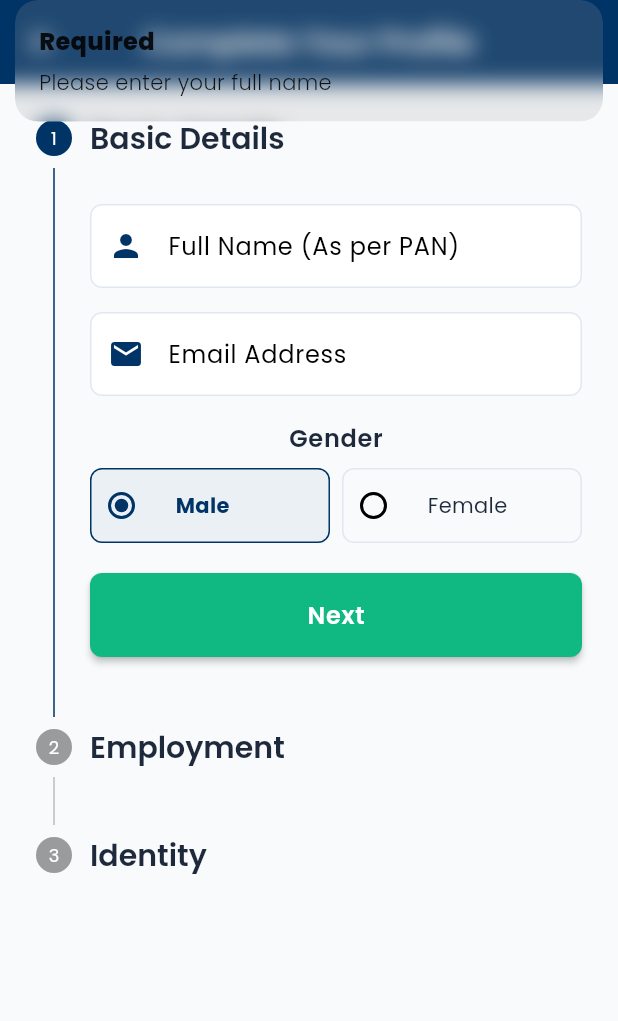
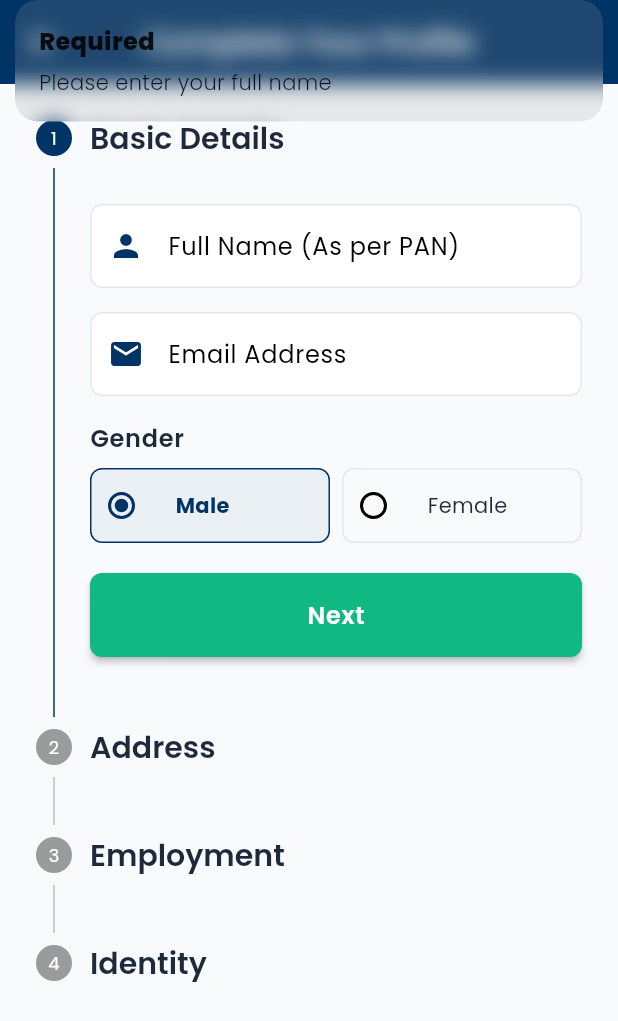
Before and after one commit to srujanyadav-hyp/credbuddhaMY, a Flutter app: the ProfileScreen screen opened by its route, after a tap on "Next", on a phone screen of 412 x 824 dp. Shown: the top 1021 px of the screen. Run offline on Flutter 3.47's test engine with Material 3 defaults, Android fonts, the phone set to English and light mode, and no system bars; our stand-ins replace dio, flutter_animate, geocoding, geolocator, get, get_storage and 3 more; accounts and stored records are empty.

Commit message:
adding the location finder with auto filling location and can also edit the location

```diff
--- a/lib/features/home/screens/home_screen.dart
+++ b/lib/features/home/screens/home_screen.dart
@@ -16,7 +16,9 @@ class HomeScreen extends StatelessWidget {
       appBar: AppBar(
         backgroundColor: Colors.white,
         elevation: 0,
+        centerTitle: false,
         title: Column(
+          // mainAxisAlignment: MainAxisAlignment.center,
           crossAxisAlignment: CrossAxisAlignment.start,
           children: [
             Text(
--- a/lib/features/profile/controller/profile_controller.dart
+++ b/lib/features/profile/controller/profile_controller.dart
@@ -1,57 +1,103 @@
 import 'package:flutter/material.dart';
 import 'package:get/get.dart';
+import 'package:get_storage/get_storage.dart'; // 1. IMPORT THIS
 import '../data/profile_repository.dart';
 import '../../../core/router/app_routes.dart';
+import 'package:geocoding/geocoding.dart';
+import 'package:geolocator/geolocator.dart';
 
 class ProfileController extends GetxController {
   final ProfileRepository _repo = ProfileRepository();
 
+  @override
+  void onInit() {
+    super.onInit();
+    checkIfEditing();
+  }
+
   // OBSERVABLES (State)
   var isLoading = false.obs;
-  var currentStep = 0.obs; // To control the Stepper (Step 1, Step 2...)
+  var currentStep = 0.obs;
   var selectedGender = "Male".obs;
+
   // TEXT CONTROLLERS
   final nameController = TextEditingController();
   final emailController = TextEditingController();
   final panController = TextEditingController();
   final salaryController = TextEditingController();
+
   var userProfile = <String, dynamic>{}.obs;
   var isLoadingProfile = true.obs;
+  final addressController = TextEditingController();
+  final cityController = TextEditingController();
+  final stateController = TextEditingController();
+  final pincodeController = TextEditingController();
+
   // SELECTIONS
-  var selectedEmployment = "Salaried".obs; // Default
+  var selectedEmployment = "Salaried".obs;
+
+  // --- LOGOUT FUNCTION (NEW) ---
+  void logout() {
+    final storage = GetStorage();
+    storage.erase(); // 1. Clear all local data (User, Token, etc.)
+    Get.offAllNamed(Routes.LOGIN); // 2. Navigate to Login (Remove history)
+  }
+  // -----------------------------
+
+  void checkIfEditing() {
+    if (userProfile.isNotEmpty) {
+      nameController.text = userProfile['full_name'] ?? "";
+      emailController.text = userProfile['email'] ?? "";
+      panController.text = userProfile['pan_number'] ?? "";
+
+      if (userProfile['monthly_income'] != null) {
+        salaryController.text = userProfile['monthly_income'].toString();
+      }
+
+      if (userProfile['employment_type'] != null) {
+        selectedEmployment.value = userProfile['employment_type'];
+      }
+
+      if (userProfile['gender'] != null) {
+        selectedGender.value = userProfile['gender'];
+      }
+    }
+  }
+
+  void enableEditMode() {
+    checkIfEditing();
+    Get.toNamed(Routes.PROFILE_CREATE);
+  }
 
   void goNext() {
-    // --- VALIDATION FOR STEP 1 (Basic Details) ---
+    // STEP 1 VALIDATION
     if (currentStep.value == 0) {
       if (nameController.text.isEmpty) {
         Get.snackbar("Required", "Please enter your full name");
         return;
       }
 
-      // Strict Email Validation
       final emailRegex = RegExp(r'^[\w-\.]+@([\w-]+\.)+[\w-]{2,4}$');
-      if (!emailRegex.hasMatch(emailController.text.trim())) {
-        Get.snackbar(
-          "Invalid Email",
-          "Please enter a valid email (e.g. john@gmail.com)",
-        );
-        return; // STOP HERE! Do not move to Step 2
+      if (!emailRegex.hasMatch(emailController.text.trim()) ||
+          !emailController.text.trim().endsWith("@gmail.com")) {
+        Get.snackbar("Invalid Email", "Please enter a valid email");
+        return;
       }
     }
 
-    // --- VALIDATION FOR STEP 2 (Employment) ---
+    // STEP 2 VALIDATION
     if (currentStep.value == 1) {
       if (salaryController.text.isEmpty) {
         Get.snackbar("Required", "Please enter your income");
-        return; // STOP HERE!
+        return;
       }
     }
 
-    // --- MOVE LOGIC ---
+    // MOVE LOGIC
     if (currentStep.value < 2) {
-      currentStep.value++; // Move to next step
+      currentStep.value++;
     } else {
-      submitProfile(); // Final Step -> Submit
+      submitProfile();
     }
   }
 
@@ -65,17 +111,15 @@ class ProfileController extends GetxController {
       return;
     }
 
-    // 2. EMAIL VALIDATION (Strict)
     final emailRegex = RegExp(r'^[\w-\.]+@([\w-]+\.)+[\w-]{2,4}$');
-    if (!emailRegex.hasMatch(emailController.text.trim())) {
+    if (!emailRegex.hasMatch(emailController.text.trim()) ||
+        !emailController.text.trim().endsWith("@gmail.com")) {
       Get.snackbar("Invalid Email", "Please enter a valid email address");
       return;
     }
 
-    // --- STRICT PAN VALIDATION START ---
-    String pan = panController.text.trim().toUpperCase(); // Force Uppercase
-    isLoading.value = true;
-
+    // PAN Validation
+    String pan = panController.text.trim().toUpperCase();
     final panRegex = RegExp(r'^[A-Z]{5}[0-9]{4}[A-Z]{1}$');
 
     if (!panRegex.hasMatch(pan)) {
@@ -86,27 +130,31 @@ class ProfileController extends GetxController {
         colorText: Colors.white,
         snackPosition: SnackPosition.BOTTOM,
       );
-      return; // STOP HERE
+      return;
     }
 
     isLoading.value = true;
 
     try {
-      // 2. Prepare Data
       final data = {
         "full_name": nameController.text,
         "email": emailController.text,
         "gender": selectedGender.value,
-        "pan_number": pan, // PAN is always Uppercase
+        "pan_number": pan,
         "monthly_income": double.tryParse(salaryController.text) ?? 0,
         "employment_type": selectedEmployment.value,
       };
 
-      // 3. Call API
       await _repo.updateProfile(data);
 
-      // 4. Success -> Go to Dashboard
-      Get.snackbar("Success", "Profile Created Successfully!");
+      Get.snackbar(
+        "Success",
+        "Profile Updated Successfully!",
+        backgroundColor: Colors.green,
+        colorText: Colors.white,
+      );
+
+      // Navigate to Home
       Get.offAllNamed(Routes.HOME);
     } catch (e) {
       Get.snackbar("Error", e.toString().replaceAll("Exception: ", ""));
@@ -121,16 +169,60 @@ class ProfileController extends GetxController {
       final data = await _repo.getProfile();
       userProfile.value = data;
 
-      // OPTIONAL: Pre-fill the form fields in case they want to edit immediately
       nameController.text = data['full_name'] ?? "";
       emailController.text = data['email'] ?? "";
       panController.text = data['pan_number'] ?? "";
       salaryController.text = (data['monthly_income'] ?? 0).toString();
       selectedEmployment.value = data['employment_type'] ?? "Salaried";
+      if (data['gender'] != null) selectedGender.value = data['gender'];
     } catch (e) {
       print("Error loading profile: $e");
     } finally {
       isLoadingProfile.value = false;
     }
   }
+
+  // --- NEW: AUTO-FILL ADDRESS FUNCTION ---
+  Future<void> fetchCurrentAddress() async {
+    isLoading.value = true;
+    try {
+      // 1. Check Permission
+      LocationPermission permission = await Geolocator.checkPermission();
+      if (permission == LocationPermission.denied) {
+        permission = await Geolocator.requestPermission();
+        if (permission == LocationPermission.denied) {
+          Get.snackbar("Permission Denied", "Location permission is required.");
+          isLoading.value = false;
+          return;
+        }
+      }
+
+      // 2. Get GPS Position
+      Position position = await Geolocator.getCurrentPosition(
+        desiredAccuracy: LocationAccuracy.high,
+      );
+
+      // 3. Convert GPS -> Address (Reverse Geocoding)
+      List<Placemark> placemarks = await placemarkFromCoordinates(
+        position.latitude,
+        position.longitude,
+      );
+
+      if (placemarks.isNotEmpty) {
+        Placemark place = placemarks[0];
+
+        // 4. Auto-Fill the Text Fields
+        addressController.text = "${place.street}, ${place.subLocality}";
+        cityController.text = place.locality ?? "";
+        stateController.text = place.administrativeArea ?? "";
+        pincodeController.text = place.postalCode ?? "";
+
+        Get.snackbar("Success", "Address fetched: ${place.locality}");
+      }
+    } catch (e) {
+      Get.snackbar("Error", "Could not fetch location: $e");
+    } finally {
+      isLoading.value = false;
+    }
+  }
 }
--- a/lib/features/profile/screen/profile_screen.dart
+++ b/lib/features/profile/screen/profile_screen.dart
@@ -1,13 +1,9 @@
-import 'package:credbuddha/core/utils/formatter.dart';
 import 'package:flutter/material.dart';
 import 'package:get/get.dart';
 import '../controller/profile_controller.dart';
-// IMPORT YOUR THEME FILES
 import '../../../core/theme/app_colors.dart';
 import '../../../core/theme/app_dimensions.dart';
-// import '../../../core/theme/app_typography.dart'; // Accessed via Theme.of(context)
-
-// Improt your custom Widgets
+import '../../../core/utils/formatter.dart';
 import "../../../shared/widgets/custom_text_field.dart";
 import '../../../shared/widgets/custom_radio_tile.dart';
 
@@ -17,24 +13,17 @@ class ProfileScreen extends StatelessWidget {
   @override
   Widget build(BuildContext context) {
     final controller = Get.put(ProfileController());
-    final theme = Theme.of(context); // Access global theme
+    final theme = Theme.of(context);
 
     return Scaffold(
-      // Use theme background (AppColors.background)
       backgroundColor: theme.scaffoldBackgroundColor,
-
-      appBar: AppBar(
-        title: const Text("Complete Your Profile"),
-        // The rest is handled by AppTheme.appBarTheme automatically!
-      ),
-
+      appBar: AppBar(title: const Text("Complete Your Profile")),
       body: Obx(() {
         if (controller.isLoading.value) {
           return const Center(child: CircularProgressIndicator());
         }
 
         return Theme(
-          // We override the ColorScheme just for the Stepper to match our AppColors
           data: theme.copyWith(
             colorScheme: theme.colorScheme.copyWith(
               primary: AppColors.primary,
@@ -45,7 +34,7 @@ class ProfileScreen extends StatelessWidget {
             type: StepperType.vertical,
             currentStep: controller.currentStep.value,
 
-            // Standard App Padding
+            // Custom Button Builder
             controlsBuilder: (context, details) {
               return Padding(
                 padding: const EdgeInsets.only(top: AppDimens.p20),
@@ -54,9 +43,9 @@ class ProfileScreen extends StatelessWidget {
                     Expanded(
                       child: ElevatedButton(
                         onPressed: details.onStepContinue,
-                        // Button style comes from AppTheme, but we can override text
+                        // Update: Check for Step 3 (Identity) for "Submit"
                         child: Text(
-                          controller.currentStep.value == 2 ? "Submit" : "Next",
+                          controller.currentStep.value == 3 ? "Submit" : "Next",
                         ),
                       ),
                     ),
@@ -89,14 +78,7 @@ class ProfileScreen extends StatelessWidget {
               );
             },
 
-            onStepContinue: () {
-              // if (controller.currentStep.value < 2) {
-              //   controller.currentStep.value++;
-              // } else {
-              //   controller.submitProfile();
-              // }
-              controller.goNext();
-            },
+            onStepContinue: () => controller.goNext(),
             onStepCancel: () {
               if (controller.currentStep.value > 0) {
                 controller.currentStep.value--;
@@ -104,7 +86,7 @@ class ProfileScreen extends StatelessWidget {
             },
 
             steps: [
-              // --- STEP 1: BASIC DETAILS ---
+              // --- STEP 1: BASIC DETAILS (Index 0) ---
               Step(
                 title: Text("Basic Details", style: theme.textTheme.titleLarge),
                 content: Column(
@@ -123,10 +105,13 @@ class ProfileScreen extends StatelessWidget {
                       keyboardType: TextInputType.emailAddress,
                     ),
                     const SizedBox(height: AppDimens.p16),
-                    Text(
-                      "Gender",
-                      style: theme.textTheme.bodyLarge?.copyWith(
-                        fontWeight: FontWeight.w600,
+                    Align(
+                      alignment: Alignment.centerLeft,
+                      child: Text(
+                        "Gender",
+                        style: theme.textTheme.bodyLarge?.copyWith(
+                          fontWeight: FontWeight.w600,
+                        ),
                       ),
                     ),
                     const SizedBox(height: 8),
@@ -159,7 +144,79 @@ class ProfileScreen extends StatelessWidget {
                     : StepState.indexed,
               ),
 
-              // ----Step 2: Employment deatils ----
+              // --- STEP 2: ADDRESS (Index 1) ---
+              Step(
+                title: Text("Address", style: theme.textTheme.titleLarge),
+                content: Column(
+                  children: [
+                    const SizedBox(height: AppDimens.p8),
+
+                    // Location Button
+                    Center(
+                      child: TextButton.icon(
+                        onPressed: () => controller.fetchCurrentAddress(),
+                        icon: const Icon(
+                          Icons.my_location,
+                          color: AppColors.primary,
+                        ),
+                        label: const Text(
+                          "Use Current Location",
+                          style: TextStyle(color: AppColors.primary),
+                        ),
+                        style: TextButton.styleFrom(
+                          backgroundColor: AppColors.primary.withOpacity(0.1),
+                          padding: const EdgeInsets.symmetric(
+                            horizontal: 20,
+                            vertical: 10,
+                          ),
+                        ),
+                      ),
+                    ),
+                    const SizedBox(height: 16),
+
+                    // Fields
+                    CustomTextField(
+                      label: "Full Address",
+                      controller: controller.addressController,
+                      icon: Icons.home,
+                    ),
+                    const SizedBox(height: 16),
+
+                    Row(
+                      children: [
+                        Expanded(
+                          child: CustomTextField(
+                            label: "City",
+                            controller: controller.cityController,
+                            icon: Icons.location_city,
+                          ),
+                        ),
+                        const SizedBox(width: 16),
+                        Expanded(
+                          child: CustomTextField(
+                            label: "Pincode",
+                            controller: controller.pincodeController,
+                            icon: Icons.pin_drop,
+                            isNumber: true,
+                          ),
+                        ),
+                      ],
+                    ),
+                    const SizedBox(height: 16),
+                    CustomTextField(
+                      label: "State",
+                      controller: controller.stateController,
+                      icon: Icons.map,
+                    ),
+                  ],
+                ),
+                isActive: controller.currentStep.value >= 1,
+                state: controller.currentStep.value > 1
+                    ? StepState.complete
+                    : StepState.indexed,
+              ),
+
+              // --- STEP 3: EMPLOYMENT (Index 2) ---
               Step(
                 title: Text("Employment", style: theme.textTheme.titleLarge),
                 content: Column(
@@ -174,7 +231,6 @@ class ProfileScreen extends StatelessWidget {
                     ),
                     const SizedBox(height: AppDimens.p8),
 
-                    // UPDATED: Using Wrap to fit multiple options
                     Obx(
                       () => Column(
                         children: [
@@ -223,10 +279,8 @@ class ProfileScreen extends StatelessWidget {
 
                     const SizedBox(height: AppDimens.p16),
 
-                    // LOGIC: Change label based on selection
                     Obx(
                       () => CustomTextField(
-                        // If Student, ask "Pocket Money" instead of "Salary"
                         label: controller.selectedEmployment.value == "Student"
                             ? "Monthly Pocket Money / Allowance"
                             : "Monthly Income",
@@ -237,13 +291,13 @@ class ProfileScreen extends StatelessWidget {
                     ),
                   ],
                 ),
-                isActive: controller.currentStep.value >= 1,
-                state: controller.currentStep.value > 1
+                isActive: controller.currentStep.value >= 2,
+                state: controller.currentStep.value > 2
                     ? StepState.complete
                     : StepState.indexed,
               ),
 
-              // --- STEP 3: IDENTITY ---
+              // --- STEP 4: IDENTITY (Index 3) ---
               Step(
                 title: Text("Identity", style: theme.textTheme.titleLarge),
                 content: Column(
@@ -255,9 +309,7 @@ class ProfileScreen extends StatelessWidget {
                       icon: Icons.badge,
                       textCapitalization: TextCapitalization.characters,
                       maxLength: 10,
-                      inputFormatters: [
-                        PanCardFormatter(), // Forces the strict rule
-                      ],
+                      inputFormatters: [PanCardFormatter()],
                     ),
                     const SizedBox(height: AppDimens.p12),
                     Row(
@@ -270,14 +322,13 @@ class ProfileScreen extends StatelessWidget {
                         const SizedBox(width: AppDimens.p4),
                         Text(
                           "Your data is 100% secure with 256-bit encryption.",
-                          style:
-                              theme.textTheme.bodySmall, // Uses caption style
+                          style: theme.textTheme.bodySmall,
                         ),
                       ],
                     ),
                   ],
                 ),
-                isActive: controller.currentStep.value >= 2,
+                isActive: controller.currentStep.value >= 3,
               ),
             ],
           ),
--- a/lib/shared/widgets/custom_text_field.dart
+++ b/lib/shared/widgets/custom_text_field.dart
@@ -10,6 +10,7 @@ class CustomTextField extends StatelessWidget {
   final TextInputType? keyboardType;
   final TextCapitalization textCapitalization;
   final String? Function(String?)? validator;
+  final bool isNumber;
   final int? maxLength;
   final List<TextInputFormatter>? inputFormatters;
 
@@ -21,6 +22,7 @@ class CustomTextField extends StatelessWidget {
     this.keyboardType,
     this.textCapitalization = TextCapitalization.none,
     this.validator,
+    this.isNumber = false,
     this.maxLength,
     this.inputFormatters,
   });
@@ -30,11 +32,13 @@ class CustomTextField extends StatelessWidget {
     // Keeps your UI clean and consistent across the ENTIRE app
     return TextFormField(
       controller: controller,
-      keyboardType: keyboardType,
+      keyboardType: isNumber ? TextInputType.number : keyboardType,
       textCapitalization: textCapitalization,
       validator: validator,
       maxLength: maxLength,
-      inputFormatters: inputFormatters,
+      inputFormatters: isNumber
+          ? [FilteringTextInputFormatter.digitsOnly, ...(inputFormatters ?? [])]
+          : inputFormatters,
       style: Theme.of(context).textTheme.bodyLarge,
       decoration: InputDecoration(
         labelText: label,
--- a/pubspec.yaml
+++ b/pubspec.yaml
@@ -41,6 +41,8 @@ dependencies:
   dio: ^5.9.0
   pinput: ^6.0.1
   get_storage: ^2.1.1
+  geolocator: ^13.0.1  # For GPS
+  geocoding: ^3.0.0    # For Address
 
 dev_dependencies:
   flutter_test:
```
Also changed, not shown: lib/features/auth/controllers/otp_controller.dart (+49 -17 lines), pubspec.lock, 5 other files.
